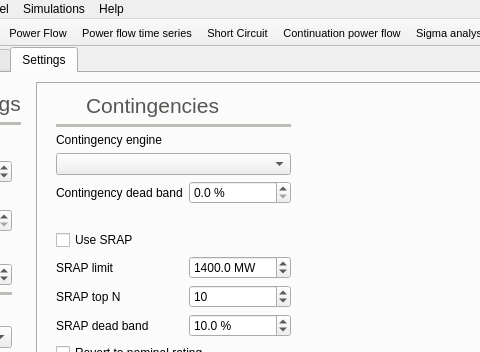
SanPen/GridCal, file src/GridCal/Gui/Main/MainWindow.ui: the form before one commit; both pictures show x 182 to 662 and y 0 to 352 of the 1351 by 779 pixel window.
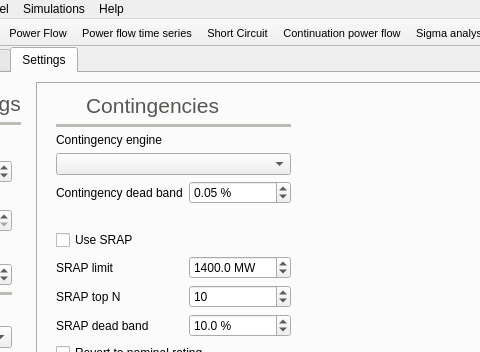
The form after the commit. The open tabs and pages were chosen to show the change. Icons and pictures are not drawn.

```diff
--- a/src/GridCal/Gui/Main/MainWindow.ui
+++ b/src/GridCal/Gui/Main/MainWindow.ui
@@ -5560,7 +5560,10 @@
                   <string> %</string>
                  </property>
                  <property name="decimals">
-                  <number>1</number>
+                  <number>2</number>
+                 </property>
+                 <property name="value">
+                  <double>0.050000000000000</double>
                  </property>
                 </widget>
                </item>
```
